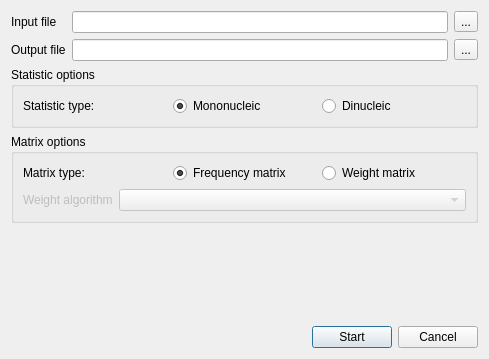
Before: the Qt Designer form src/plugins/weight_matrix/src/ui/PWMBuildDialog.ui in violethaze74/ugene, drawn with Qt 5.
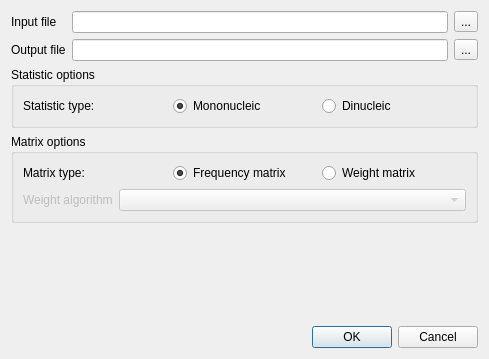
After: the same form once the commit is applied.

Commit message: Help system for all dialogs, UI improvements for all dialogs.

Diff of the .ui file:
```diff
--- a/src/plugins/weight_matrix/src/ui/PWMBuildDialog.ui
+++ b/src/plugins/weight_matrix/src/ui/PWMBuildDialog.ui
@@ -13,7 +13,7 @@
   <property name="windowTitle">
    <string>Build weight or frequency matrix</string>
   </property>
-  <layout class="QVBoxLayout" name="verticalLayout" stretch="0,0,0,1,0">
+  <layout class="QVBoxLayout" name="verticalLayout" stretch="0,0,0,1,0,0">
    <item>
     <layout class="QGridLayout" name="gridLayout_2">
      <item row="0" column="0">
@@ -181,22 +181,15 @@
        </property>
       </spacer>
      </item>
-     <item>
-      <widget class="QPushButton" name="okButton">
-       <property name="text">
-        <string>Start</string>
-       </property>
-      </widget>
-     </item>
-     <item>
-      <widget class="QPushButton" name="cancelButton">
-       <property name="text">
-        <string>Cancel</string>
-       </property>
-      </widget>
-     </item>
     </layout>
    </item>
+   <item>
+    <widget class="QDialogButtonBox" name="buttonBox">
+     <property name="standardButtons">
+      <set>QDialogButtonBox::Cancel|QDialogButtonBox::Ok</set>
+     </property>
+    </widget>
+   </item>
   </layout>
  </widget>
  <resources/>
```
Left out of the diff: 32 changed lines with no effect on the pictures. The commit also changes 309 other files.
